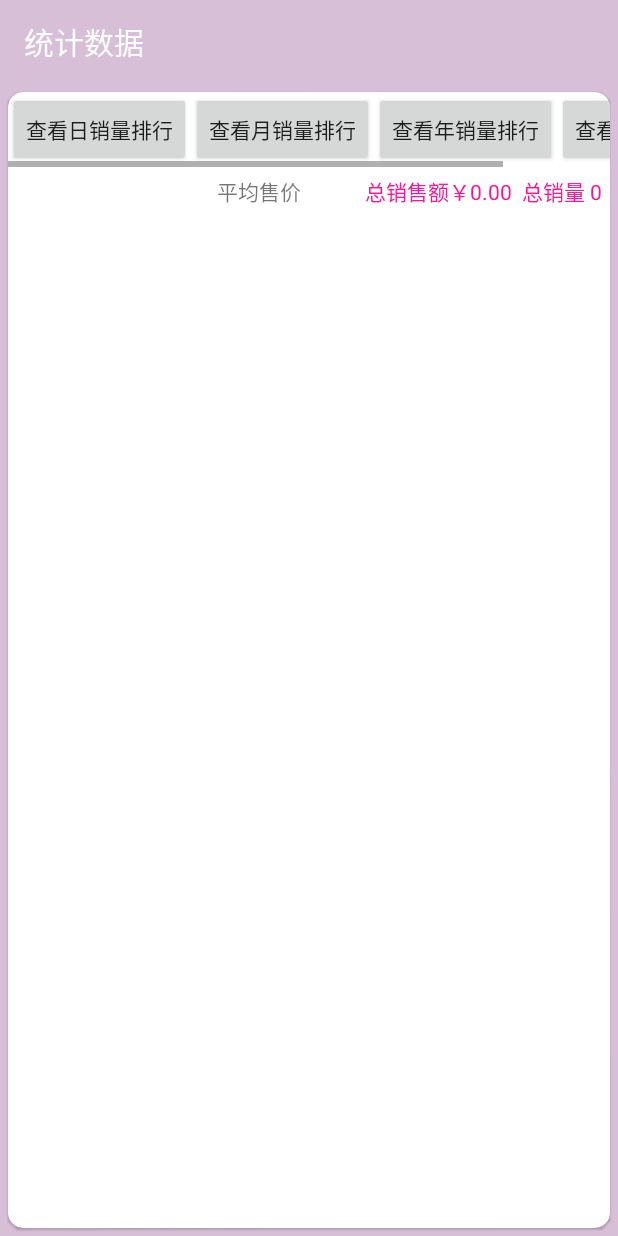
After one commit to zbmgithub/HeySweetie, an Android app: the StatisticActivity screen opened directly, with no data from a screen before it, on a phone screen of 412 x 824 dp. The commit adds this screen. Run offline under Robolectric (Android 15) with nearby library versions, the phone set to English and light mode, and no system bars; libraries missing offline, so code that uses them is left out: cn.bmob.v3; 2 statements that could not run were skipped.

Commit message:
实现统计数据，查看不同时间段销量，以及排行

```diff
--- a/app/src/main/AndroidManifest.xml
+++ b/app/src/main/AndroidManifest.xml
@@ -18,7 +18,8 @@
         android:roundIcon="@mipmap/ic_launcher_round"
         android:supportsRtl="true"
         android:theme="@style/Theme.HeySweetie">
-        <activity android:name=".ui.admin.MsgManageActivity"></activity>
+        <activity android:name=".ui.admin.StatisticActivity"></activity>
+        <activity android:name=".ui.admin.MsgManageActivity" />
         <activity android:name=".ui.common.MemosActivity" />
         <activity android:name=".ui.client.ClientInfoManageActivity" />
         <activity android:name=".ui.admin.AdminManageDetailActivity" />
--- a/app/src/main/java/com/heysweetie/android/ui/admin/AdminMainActivity.java
+++ b/app/src/main/java/com/heysweetie/android/ui/admin/AdminMainActivity.java
@@ -174,6 +174,11 @@ public class AdminMainActivity extends BaseActivity implements View.OnClickListe
                         intent.putExtra("user_data", user);
                         startActivity(intent);
                     }
+                } else if (id == R.id.statistic) {
+                    Intent intent = new Intent(AdminMainActivity.this, StatisticActivity.class);
+                    if (user.getAdmin() > 1) {
+                        startActivity(intent);
+                    }
                 } else {
                     drawerLayout.closeDrawers();
                     Toast.makeText(AdminMainActivity.this, "跳转到其他界面", Toast.LENGTH_SHORT).show();
--- /dev/null
+++ b/app/src/main/java/com/heysweetie/android/ui/admin/StatisticActivity.java
@@ -0,0 +1,287 @@
+package com.heysweetie.android.ui.admin;
+
+import androidx.appcompat.app.AlertDialog;
+import androidx.appcompat.app.AppCompatActivity;
+import androidx.recyclerview.widget.LinearLayoutManager;
+import androidx.recyclerview.widget.RecyclerView;
+
+import android.content.DialogInterface;
+import android.graphics.Color;
+import android.os.Bundle;
+import android.view.LayoutInflater;
+import android.view.View;
+import android.widget.Button;
+import android.widget.DatePicker;
+import android.widget.TextView;
+import android.widget.Toast;
+
+import com.google.android.material.appbar.MaterialToolbar;
+import com.heysweetie.android.HeySweetieApplication;
+import com.heysweetie.android.R;
+import com.heysweetie.android.logic.model.Goods;
+import com.heysweetie.android.logic.model.GoodsOrder;
+
+import java.text.ParseException;
+import java.text.SimpleDateFormat;
+import java.util.ArrayList;
+import java.util.Calendar;
+import java.util.Collections;
+import java.util.Comparator;
+import java.util.Date;
+import java.util.HashMap;
+import java.util.Iterator;
+import java.util.List;
+import java.util.Map;
+import java.util.Set;
+import java.util.TreeMap;
+
+import cn.bmob.v3.BmobQuery;
+import cn.bmob.v3.datatype.BmobDate;
+import cn.bmob.v3.exception.BmobException;
+import cn.bmob.v3.listener.FindListener;
+
+public class StatisticActivity extends AppCompatActivity implements View.OnClickListener {
+    private int flag;//0代表查看日，1代表月，2代表年，3代表总的
+    private int totalCount = 0;//总销售量
+    private double totalPrice = 0.0;//总销售额
+
+    private Calendar calendar;
+    private Map<Goods, Integer> goodsCountSale;//存放商品，以及销量,先将数据库中所有商品添加到这里
+    private Map<Goods, Double> goodsPriceSale;//存放商品，以及总销售额
+
+    private MaterialToolbar toolBar;
+    private Button dayBtn;
+    private Button monthBtn;
+    private Button yearBtn;
+    private Button allBtn;
+    private TextView totalInfo;
+    private RecyclerView goodsSaleCount_recycler;
+
+    @Override
+    protected void onCreate(Bundle savedInstanceState) {
+        super.onCreate(savedInstanceState);
+        setContentView(R.layout.activity_statistic);
+
+        initControlUnit();
+        initView();
+        initClick();
+
+        goodsCountSale = new TreeMap<>();
+        goodsPriceSale = new HashMap<>();
+        BmobQuery<Goods> goodsBmobQuery = new BmobQuery<>();
+        goodsBmobQuery.findObjects(new FindListener<Goods>() {
+            @Override
+            public void done(List<Goods> object, BmobException e) {
+                if (e == null) {
+                    for (Goods goods : object) {
+                        goodsCountSale.put(goods, new Integer(0));
+                        goodsPriceSale.put(goods, new Double(0.0));
+                    }
+                } else {
+                }
+            }
+        });
+    }
+
+    private void initClick() {
+        dayBtn.setOnClickListener(this);
+        monthBtn.setOnClickListener(this);
+        yearBtn.setOnClickListener(this);
+        allBtn.setOnClickListener(this);
+    }
+
+    private void initControlUnit() {
+        toolBar = findViewById(R.id.toolBar);
+        dayBtn = findViewById(R.id.dayBtn);
+        monthBtn = findViewById(R.id.monthBtn);
+        yearBtn = findViewById(R.id.yearBtn);
+        allBtn = findViewById(R.id.allBtn);
+        totalInfo = findViewById(R.id.totalInfo);
+        goodsSaleCount_recycler = findViewById(R.id.goodsSaleCount_recycler);
+    }
+
+    private void initView() {
+        //设置标题栏
+        toolBar.setTitle("统计数据");
+        setSupportActionBar(toolBar);
+        calendar = Calendar.getInstance();
+        //半透明状态栏
+        getWindow().getDecorView().setSystemUiVisibility(View.SYSTEM_UI_FLAG_LAYOUT_FULLSCREEN);
+        getWindow().setStatusBarColor(Color.TRANSPARENT);
+
+        goodsSaleCount_recycler.setLayoutManager(new LinearLayoutManager(this, LinearLayoutManager.VERTICAL, false));
+    }
+
+    void refresh() {
+        //刷新前先清空
+        goodsCountSale.clear();
+        goodsPriceSale.clear();
+        Set<Goods> keys = goodsPriceSale.keySet();
+        for (Goods key : keys) {
+            goodsCountSale.put(key, new Integer(0));
+            goodsPriceSale.put(key, new Double(0.0));
+        }
+        totalCount = 0;
+        totalPrice = 0.0;
+
+        String dateBegin = getDateBegin();
+        String dateEnd = getDateEnd();
+
+        try {
+            findOrder(dateBegin, dateEnd);
+        } catch (ParseException e) {
+            e.printStackTrace();
+        }
+    }
+
+    private String getDateEnd() {//设置结束时间
+        String dateEnd;
+        if (flag == 0) {
+            dateEnd = "" + calendar.get(Calendar.YEAR) + "-" + (calendar.get(Calendar.MONTH) + 1)
+                    + "-" + calendar.get(Calendar.DAY_OF_MONTH) + " 23:59:59";
+        } else if (flag == 1) {
+            dateEnd = "" + calendar.get(Calendar.YEAR) + "-" + (calendar.get(Calendar.MONTH) + 1)
+                    + "-" + calendar.getActualMaximum(Calendar.DAY_OF_MONTH) + " 23:59:59";
+        } else if (flag == 2) {
+            dateEnd = calendar.get(Calendar.YEAR) + "-12-31 23:59:59";
+        } else {
+            dateEnd = "" + calendar.get(Calendar.YEAR) + "-" + (calendar.get(Calendar.MONTH) + 1)
+                    + "-" + calendar.get(Calendar.DAY_OF_MONTH) + " 23:59:59";
+        }
+        return dateEnd;
+    }
+
+    private String getDateBegin() {//设置开始时间
+        String dateBegin;
+        if (flag == 0) {
+            dateBegin = "" + calendar.get(Calendar.YEAR) + "-" + (calendar.get(Calendar.MONTH) + 1)
+                    + "-" + calendar.get(Calendar.DAY_OF_MONTH) + " 00:00:00";
+        } else if (flag == 1) {
+            dateBegin = "" + calendar.get(Calendar.YEAR) + "-" + (calendar.get(Calendar.MONTH) + 1)
+                    + "-1 00:00:00";
+        } else if (flag == 2) {
+            dateBegin = calendar.get(Calendar.YEAR) + "-1-1 00:00:00";
+        } else {
+            dateBegin = "1970-1-1 00:00:00";
+        }
+        return dateBegin;
+    }
+
+    private void findOrder(String dateBegin, String dateEnd) throws ParseException {
+
+        SimpleDateFormat sdf = new SimpleDateFormat("yyyy-MM-dd HH:mm:ss");
+        BmobDate bmobDateStart = new BmobDate(sdf.parse(dateBegin));
+        BmobDate bmobDateEnd = new BmobDate(sdf.parse(dateEnd));
+
+        BmobQuery<GoodsOrder> categoryBmobQueryStart = new BmobQuery<>();
+        categoryBmobQueryStart.addWhereGreaterThanOrEqualTo("createdAt", bmobDateStart);
+
+        BmobQuery<GoodsOrder> categoryBmobQueryEnd = new BmobQuery<>();
+        categoryBmobQueryEnd.addWhereLessThanOrEqualTo("createdAt", bmobDateEnd);
+
+
+        List<BmobQuery<GoodsOrder>> queries = new ArrayList<>();
+        queries.add(categoryBmobQueryStart);
+        queries.add(categoryBmobQueryEnd);
+
+        BmobQuery<GoodsOrder> goodsOrderBmobQuery = new BmobQuery<>();
+        goodsOrderBmobQuery.and(queries);
+
+        goodsOrderBmobQuery.addWhereEqualTo("orderState", 2).findObjects(new FindListener<GoodsOrder>() {
+            @Override
+            public void done(List<GoodsOrder> goodsOrderList, BmobException e) {
+                if (e == null) {
+                    //遍历订单 核心代码
+                    for (GoodsOrder goodsOrder : goodsOrderList) {
+                        for (int i = 0; i < goodsOrder.getGoodsList().size(); i++) {
+                            int count = goodsOrder.getCountList().get(i);
+                            Goods goods = goodsOrder.getGoodsList().get(i);
+                            totalCount += count;
+                            totalPrice += count * goods.getSale() * goods.getPrice();
+
+                            if (!goodsCountSale.containsKey(goods)) {
+                                goodsCountSale.put(goods, new Integer(0));
+                                goodsPriceSale.put(goods, new Double(0.0));
+                            }
+
+                            double tempPrice = goodsPriceSale.get(goods);
+                            goodsPriceSale.put(goods, tempPrice + count * goods.getSale() * goods.getPrice());
+
+                            int tempCount = goodsCountSale.get(goods);
+                            goodsCountSale.put(goods, tempCount + count);
+                        }
+                    }
+
+                    List<Goods> goodsList = new ArrayList<>();
+                    List<Integer> countList = new ArrayList<>();
+                    //这里将map.entrySet()转换成list
+                    List<Map.Entry<Goods, Integer>> list = new ArrayList<Map.Entry<Goods, Integer>>(goodsCountSale.entrySet());
+                    //然后通过比较器来实现排序
+                    Collections.sort(list, new Comparator<Map.Entry<Goods, Integer>>() {
+                        //升序排序
+                        @Override
+                        public int compare(Map.Entry<Goods, Integer> o1, Map.Entry<Goods, Integer> o2) {
+                            return o2.getValue().compareTo(o1.getValue());
+                        }
+
+                    });
+
+                    for (Map.Entry<Goods, Integer> mapping : list) {
+                        if (mapping.getValue() > 0) {//获取所有数量大于0的商品
+                            goodsList.add(mapping.getKey());
+                            countList.add(mapping.getValue());
+                        }
+                    }
+
+                    goodsSaleCount_recycler.setAdapter(new StatisticAdapter(StatisticActivity.this, goodsList, countList, goodsPriceSale));
+                    totalInfo.setText("总销售额￥" + Double.parseDouble(String.format("%.2f", totalPrice)) + "       总销量 " + totalCount);
+                } else {
+                    Toast.makeText(StatisticActivity.this, e.toString(), Toast.LENGTH_SHORT).show();
+                }
+            }
+        });
+    }
+
+    public void showDatePicker() {
+        calendar = Calendar.getInstance();
+        View datePickerView = LayoutInflater.from(StatisticActivity.this).inflate(R.layout.date_picker_dialog, null);
+        DatePicker datePicker = datePickerView.findViewById(R.id.date_picker);
+        datePicker.setMaxDate(calendar.getTimeInMillis());
+        datePicker.init(calendar.get(Calendar.YEAR), calendar.get(Calendar.MONTH), calendar.get(Calendar.DAY_OF_MONTH), new DatePicker.OnDateChangedListener() {
+            @Override
+            public void onDateChanged(DatePicker view, int year, int monthOfYear, int dayOfMonth) {
+                calendar.set(year, monthOfYear, dayOfMonth);
+            }
+        });
+        final AlertDialog dialog = new AlertDialog.Builder(StatisticActivity.this).create();
+        dialog.setCanceledOnTouchOutside(false);
+        dialog.setCancelable(false);
+        dialog.setView(datePickerView);
+        dialog.setButton(DialogInterface.BUTTON_POSITIVE, "OK", new DialogInterface.OnClickListener() {
+            @Override
+            public void onClick(DialogInterface dialog, int which) {
+                dialog.dismiss();
+                refresh();
+            }
+        });
+        dialog.show();
+    }
+
+    @Override
+    public void onClick(View v) {
+        int id = v.getId();
+        if (id == R.id.dayBtn) {
+            flag = 0;
+            showDatePicker();
+        } else if (id == R.id.monthBtn) {
+            flag = 1;
+            showDatePicker();
+        } else if (id == R.id.yearBtn) {
+            flag = 2;
+            showDatePicker();
+        } else if (id == R.id.allBtn) {
+            flag = 3;
+            refresh();
+        }
+    }
+}
--- /dev/null
+++ b/app/src/main/res/layout/activity_statistic.xml
@@ -0,0 +1,102 @@
+<?xml version="1.0" encoding="utf-8"?>
+
+<LinearLayout xmlns:android="http://schemas.android.com/apk/res/android"
+    xmlns:app="http://schemas.android.com/apk/res-auto"
+    android:layout_width="match_parent"
+    android:layout_height="match_parent"
+    android:background="#D8BFD8"
+    android:fitsSystemWindows="true"
+    android:orientation="vertical">
+
+    <com.google.android.material.appbar.MaterialToolbar
+        android:id="@+id/toolBar"
+        android:layout_width="match_parent"
+        android:layout_height="?attr/actionBarSize"
+        android:background="#D8BFD8"
+        android:fitsSystemWindows="true"
+        app:titleTextColor="@color/white" />
+
+
+    <com.google.android.material.card.MaterialCardView
+        android:layout_width="match_parent"
+        android:layout_height="match_parent"
+        android:layout_margin="5dp"
+        app:cardCornerRadius="10dp">
+
+        <LinearLayout
+            android:layout_width="match_parent"
+            android:layout_height="match_parent"
+            android:orientation="vertical">
+
+            <HorizontalScrollView
+                android:layout_width="wrap_content"
+                android:layout_height="50dp">
+
+                <LinearLayout
+                    android:layout_width="wrap_content"
+                    android:layout_height="50dp"
+                    android:orientation="horizontal">
+
+                    <Button
+                        android:id="@+id/dayBtn"
+                        android:layout_width="wrap_content"
+                        android:layout_height="match_parent"
+                        android:text="查看日销量排行" />
+
+                    <Button
+                        android:id="@+id/monthBtn"
+                        android:layout_width="wrap_content"
+                        android:layout_height="match_parent"
+                        android:text="查看月销量排行" />
+
+                    <Button
+                        android:id="@+id/yearBtn"
+                        android:layout_width="wrap_content"
+                        android:layout_height="match_parent"
+                        android:text="查看年销量排行" />
+
+                    <Button
+                        android:id="@+id/allBtn"
+                        android:layout_width="wrap_content"
+                        android:layout_height="match_parent"
+                        android:text="查看总销量排行" />
+                </LinearLayout>
+            </HorizontalScrollView>
+
+            <LinearLayout
+                android:layout_width="match_parent"
+                android:layout_height="wrap_content">
+
+                <TextView
+                    android:layout_width="0dp"
+                    android:layout_height="wrap_content"
+                    android:layout_margin="5dp"
+                    android:layout_weight="1"
+                    android:gravity="center|right"
+                    android:text="平均售价" />
+
+                <TextView
+                    android:id="@+id/totalInfo"
+                    android:layout_width="0dp"
+                    android:layout_height="wrap_content"
+                    android:layout_margin="5dp"
+                    android:layout_weight="1"
+                    android:gravity="center|right"
+                    android:text="总销售额￥0.00  总销量 0"
+                    android:textColor="#FF1493" />
+            </LinearLayout>
+
+            <LinearLayout
+                android:layout_width="match_parent"
+                android:layout_height="match_parent"
+                android:orientation="vertical">
+
+                <androidx.recyclerview.widget.RecyclerView
+                    android:id="@+id/goodsSaleCount_recycler"
+                    android:layout_width="match_parent"
+                    android:layout_height="0dp"
+                    android:layout_weight="1" />
+            </LinearLayout>
+        </LinearLayout>
+    </com.google.android.material.card.MaterialCardView>
+</LinearLayout>
--- a/app/src/main/res/menu/nav_menu_admin.xml
+++ b/app/src/main/res/menu/nav_menu_admin.xml
@@ -25,10 +25,6 @@
             android:id="@+id/msg_manage"
             android:icon="@drawable/ic_comment"
             android:title="留言管理" />
-        <item
-            android:id="@+id/repository_manage"
-            android:icon="@drawable/ic_menu"
-            android:title="库存管理" />
 
     </group>
 </menu>
```
Also changed, not shown: app/src/main/java/com/heysweetie/android/logic/model/Goods.java (+5 -2 lines), app/src/main/java/com/heysweetie/android/ui/admin/StatisticAdapter.java (added, +72 -0 lines), app/src/main/res/layout/date_picker_dialog.xml (added, +17 -0 lines), app/src/main/res/layout/statistic_item.xml (added, +69 -0 lines).
